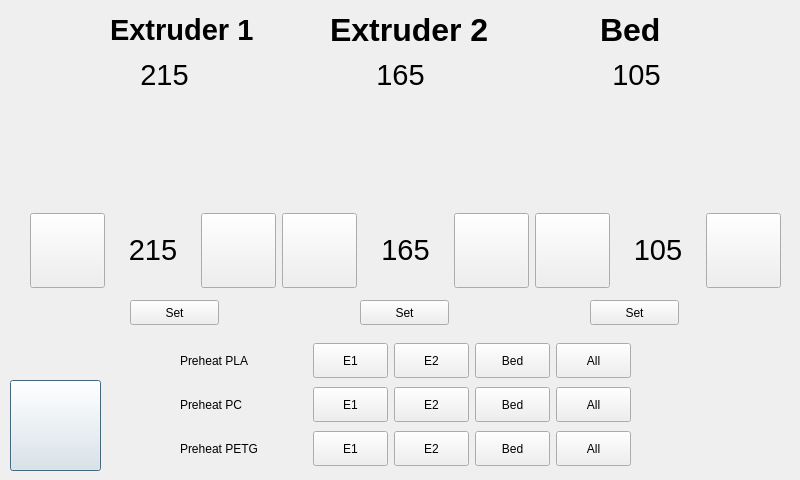
First picture: the form in ClientApp/qt/temperaturewindow.ui, repository re3Dprinting/touchscreen, before the edit.
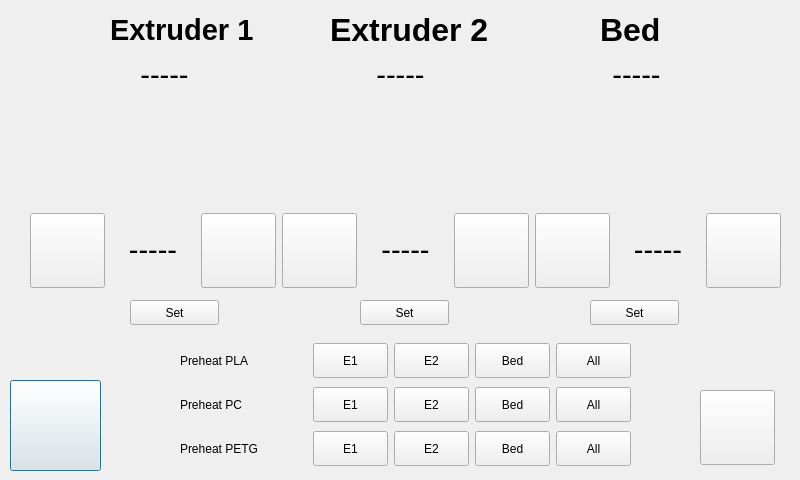
Second picture: the form after the edit. Icons and pictures are not drawn.

Commit message: Temp and Motor gcode commands implemented

```diff
--- a/ClientApp/qt/temperaturewindow.ui
+++ b/ClientApp/qt/temperaturewindow.ui
@@ -543,7 +543,7 @@
     <bool>true</bool>
    </property>
   </widget>
-  <widget class="QPushButton" name="e1set">
+  <widget class="QPushButton" name="e1setbutton">
    <property name="geometry">
     <rect>
      <x>130</x>
@@ -556,7 +556,7 @@
     <string>Set</string>
    </property>
   </widget>
-  <widget class="QPushButton" name="e2set">
+  <widget class="QPushButton" name="e2setbutton">
    <property name="geometry">
     <rect>
      <x>360</x>
@@ -569,7 +569,7 @@
     <string>Set</string>
    </property>
   </widget>
-  <widget class="QPushButton" name="bedset">
+  <widget class="QPushButton" name="bedsetbutton">
    <property name="geometry">
     <rect>
      <x>590</x>
@@ -618,9 +618,9 @@
        </widget>
       </item>
       <item>
-       <widget class="QLabel" name="e1temp">
+       <widget class="QLabel" name="e1set">
         <property name="text">
-         <string>&lt;html&gt;&lt;head/&gt;&lt;body&gt;&lt;p align=&quot;center&quot;&gt;&lt;span style=&quot; font-size:22pt;&quot;&gt;215&lt;/span&gt;&lt;/p&gt;&lt;/body&gt;&lt;/html&gt;</string>
+         <string>&lt;html&gt;&lt;head/&gt;&lt;body&gt;&lt;p align=&quot;center&quot;&gt;&lt;span style=&quot; font-size:22pt;&quot;&gt;-----&lt;/span&gt;&lt;/p&gt;&lt;/body&gt;&lt;/html&gt;</string>
         </property>
        </widget>
       </item>
@@ -675,9 +675,9 @@
        </widget>
       </item>
       <item>
-       <widget class="QLabel" name="e2temp">
+       <widget class="QLabel" name="e2set">
         <property name="text">
-         <string>&lt;html&gt;&lt;head/&gt;&lt;body&gt;&lt;p align=&quot;center&quot;&gt;&lt;span style=&quot; font-size:22pt;&quot;&gt;165&lt;/span&gt;&lt;/p&gt;&lt;/body&gt;&lt;/html&gt;</string>
+         <string>&lt;html&gt;&lt;head/&gt;&lt;body&gt;&lt;p align=&quot;center&quot;&gt;&lt;span style=&quot; font-size:22pt;&quot;&gt;-----&lt;/span&gt;&lt;/p&gt;&lt;/body&gt;&lt;/html&gt;</string>
         </property>
        </widget>
       </item>
@@ -732,9 +732,9 @@
        </widget>
       </item>
       <item>
-       <widget class="QLabel" name="bedtemp">
+       <widget class="QLabel" name="bedset">
         <property name="text">
-         <string>&lt;html&gt;&lt;head/&gt;&lt;body&gt;&lt;p align=&quot;center&quot;&gt;&lt;span style=&quot; font-size:22pt;&quot;&gt;105&lt;/span&gt;&lt;/p&gt;&lt;/body&gt;&lt;/html&gt;</string>
+         <string>&lt;html&gt;&lt;head/&gt;&lt;body&gt;&lt;p align=&quot;center&quot;&gt;&lt;span style=&quot; font-size:22pt;&quot;&gt;-----&lt;/span&gt;&lt;/p&gt;&lt;/body&gt;&lt;/html&gt;</string>
         </property>
        </widget>
       </item>
@@ -776,9 +776,9 @@
    </property>
    <layout class="QHBoxLayout" name="horizontalLayout_8">
     <item>
-     <widget class="QLabel" name="label_13">
+     <widget class="QLabel" name="e1temp">
       <property name="text">
-       <string>&lt;html&gt;&lt;head/&gt;&lt;body&gt;&lt;p align=&quot;center&quot;&gt;&lt;span style=&quot; font-size:22pt;&quot;&gt;215&lt;/span&gt;&lt;/p&gt;&lt;/body&gt;&lt;/html&gt;</string>
+       <string>&lt;html&gt;&lt;head/&gt;&lt;body&gt;&lt;p align=&quot;center&quot;&gt;&lt;span style=&quot; font-size:22pt;&quot;&gt;-----&lt;/span&gt;&lt;/p&gt;&lt;/body&gt;&lt;/html&gt;</string>
       </property>
      </widget>
     </item>
@@ -796,9 +796,9 @@
      </spacer>
     </item>
     <item>
-     <widget class="QLabel" name="label_5">
+     <widget class="QLabel" name="e2temp">
       <property name="text">
-       <string>&lt;html&gt;&lt;head/&gt;&lt;body&gt;&lt;p align=&quot;center&quot;&gt;&lt;span style=&quot; font-size:22pt;&quot;&gt;165&lt;/span&gt;&lt;/p&gt;&lt;/body&gt;&lt;/html&gt;</string>
+       <string>&lt;html&gt;&lt;head/&gt;&lt;body&gt;&lt;p align=&quot;center&quot;&gt;&lt;span style=&quot; font-size:22pt;&quot;&gt;-----&lt;/span&gt;&lt;/p&gt;&lt;/body&gt;&lt;/html&gt;</string>
       </property>
      </widget>
     </item>
@@ -816,14 +816,43 @@
      </spacer>
     </item>
     <item>
-     <widget class="QLabel" name="label_14">
+     <widget class="QLabel" name="bedtemp">
       <property name="text">
-       <string>&lt;html&gt;&lt;head/&gt;&lt;body&gt;&lt;p align=&quot;center&quot;&gt;&lt;span style=&quot; font-size:22pt;&quot;&gt;105&lt;/span&gt;&lt;/p&gt;&lt;/body&gt;&lt;/html&gt;</string>
+       <string>&lt;html&gt;&lt;head/&gt;&lt;body&gt;&lt;p align=&quot;center&quot;&gt;&lt;span style=&quot; font-size:22pt;&quot;&gt;-----&lt;/span&gt;&lt;/p&gt;&lt;/body&gt;&lt;/html&gt;</string>
       </property>
      </widget>
     </item>
    </layout>
   </widget>
+  <widget class="QPushButton" name="CoolDown">
+   <property name="geometry">
+    <rect>
+     <x>700</x>
+     <y>390</y>
+     <width>75</width>
+     <height>75</height>
+    </rect>
+   </property>
+   <property name="maximumSize">
+    <size>
+     <width>75</width>
+     <height>75</height>
+    </size>
+   </property>
+   <property name="text">
+    <string/>
+   </property>
+   <property name="icon">
+    <iconset>
+     <normaloff>img/cooldown.png</normaloff>img/cooldown.png</iconset>
+   </property>
+   <property name="iconSize">
+    <size>
+     <width>65</width>
+     <height>65</height>
+    </size>
+   </property>
+  </widget>
  </widget>
  <resources/>
  <connections/>
```
The commit also changes 13 other files.
